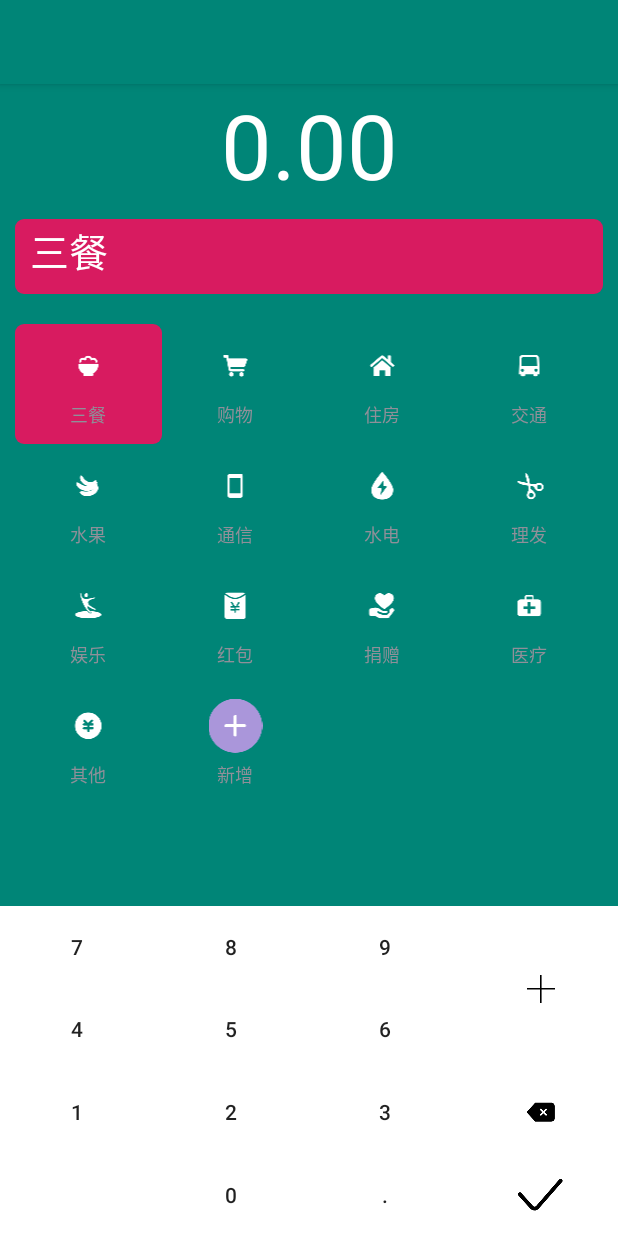
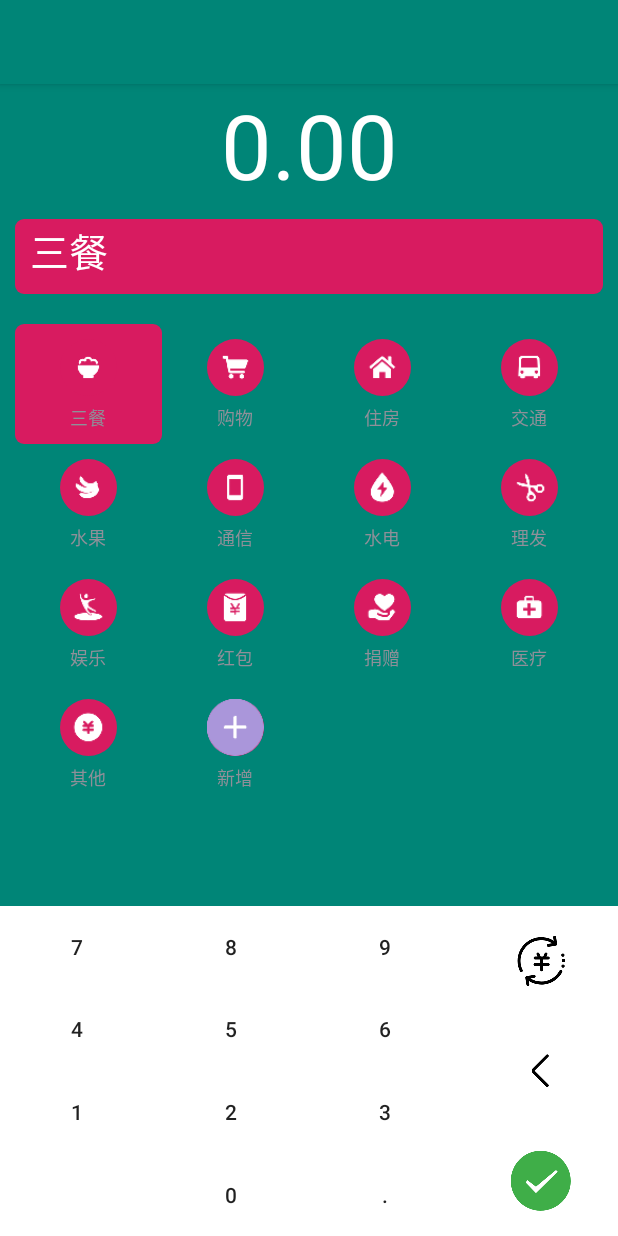
Before and after one commit to leeranzhi/AccountingApp, an Android app: the AddRecordActivity screen opened directly, with no data from a screen before it, on a phone screen of 412 x 824 dp. Run offline under Robolectric (Android 15) with nearby library versions, the phone set to English and light mode, and no system bars.

Commit message:
优化账本分类图标背景样式.

```diff
--- /dev/null
+++ b/app/src/main/res/drawable/btn_touch.xml
@@ -0,0 +1,9 @@
+<?xml version="1.0" encoding="utf-8"?>
+<selector xmlns:android="http://schemas.android.com/apk/res/android">
+
+    <item android:drawable="@color/colorAccent" android:state_pressed="true"></item>
+    <item android:drawable="@android:color/white"></item>
+    <!--<item android:drawable="@color/colorAccent" android:state_pressed="true"></item>-->
+    <!--<item android:drawable="@color/colorAccent" android:state_focused="true"></item>-->
+    <!--<item android:drawable="@color/colorPrimary"></item>-->
+</selector>
--- a/app/src/main/res/drawable/circle.xml
+++ b/app/src/main/res/drawable/circle.xml
@@ -2,7 +2,7 @@
 <shape xmlns:android="http://schemas.android.com/apk/res/android"
     android:shape="oval">
     <solid android:color="@color/colorAccent"/>
-    <size android:width="120dp"
-        android:height="120dp"/>
+    <size android:width="38dp"
+        android:height="38dp"/>
 
 </shape>
--- a/app/src/main/res/layout/activity_add_record.xml
+++ b/app/src/main/res/layout/activity_add_record.xml
@@ -30,7 +30,7 @@
                         android:layout_width="match_parent"
                         android:layout_height="match_parent"
                         android:layout_weight="1"
-                        android:background="@android:color/white"
+                        android:background="@drawable/btn_touch"
                         android:text="7" />
 
                     <Button
@@ -147,9 +147,9 @@
                     android:id="@+id/keyboard_type"
                     android:layout_width="match_parent"
                     android:layout_height="0dp"
-                    android:layout_weight="2"
+                    android:layout_weight="1"
                     android:background="@android:color/white"
-                    android:src="@drawable/ic_add_black_64" />
+                    android:src="@drawable/ic_cover_type" />
 
                 <ImageButton
                     android:id="@+id/keyboard_backspace"
@@ -157,7 +157,7 @@
                     android:layout_height="0dp"
                     android:layout_weight="1"
                     android:background="@android:color/white"
-                    android:src="@drawable/ic_backspace_64" />
+                    android:src="@drawable/ic_backspace" />
 
                 <ImageButton
                     android:id="@+id/keyboard_done"
@@ -165,7 +165,7 @@
                     android:layout_height="0dp"
                     android:layout_weight="1"
                     android:background="@android:color/white"
-                    android:src="@drawable/ic_select_64" />
+                    android:src="@drawable/ic_done" />
 
             </LinearLayout>
 
--- a/app/src/main/res/layout/activity_main.xml
+++ b/app/src/main/res/layout/activity_main.xml
@@ -64,7 +64,7 @@
         android:layout_width="wrap_content"
         android:layout_height="wrap_content"
         android:layout_margin="16dp"
-        android:src="@drawable/ic_add"
+        android:src="@drawable/ic_add_fb_button"
         app:layout_anchor="@id/app_bar_layout"
         app:layout_anchorGravity="bottom|end" />
 
--- a/app/src/main/res/layout/cell_category.xml
+++ b/app/src/main/res/layout/cell_category.xml
@@ -12,8 +12,10 @@
 
         <ImageView
             android:id="@+id/imageView_category"
-            android:layout_width="match_parent"
+            android:layout_width="wrap_content"
             android:layout_height="wrap_content"
+            android:layout_centerHorizontal="true"
+            android:background="@drawable/circle"
             android:src="@drawable/ic_category_add" />
 
         <TextView
```
Also changed, not shown: app/src/main/res/drawable-xxhdpi/ic_add_black_64.png (deleted), app/src/main/res/drawable-xxhdpi/ic_add_black_64_bold.png (deleted), app/src/main/res/drawable-xxhdpi/ic_add_fb_button.png (renamed from app/src/main/res/drawable-xxhdpi/ic_add.png), app/src/main/res/drawable-xxhdpi/ic_backspace.png (added), app/src/main/res/drawable-xxhdpi/ic_cover_type.png (added), app/src/main/res/drawable-xxhdpi/ic_done.png, app/src/main/res/drawable-xxhdpi/ic_done_120.png (added), app/src/main/res/drawable-xxhdpi/ic_select_64.png (deleted), app/src/main/res/drawable-xxhdpi/test.png (deleted), app/src/main/res/drawable-xxhdpi/test111.png (added).
